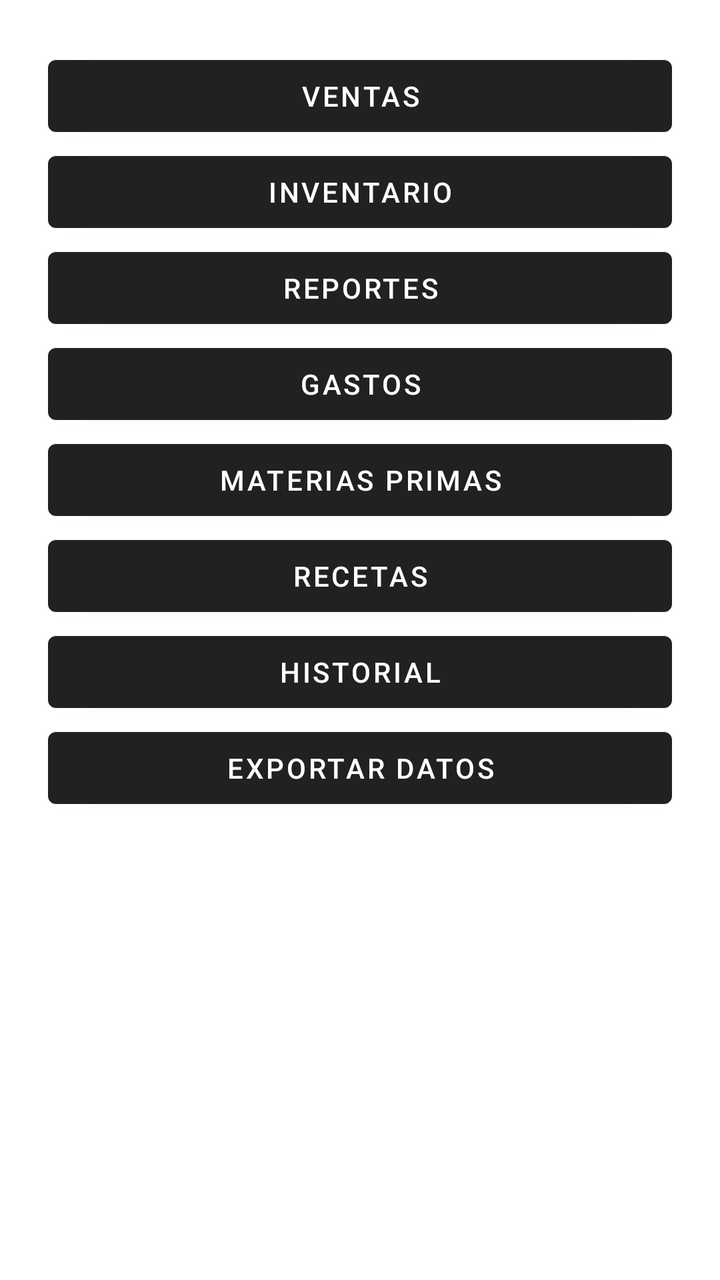
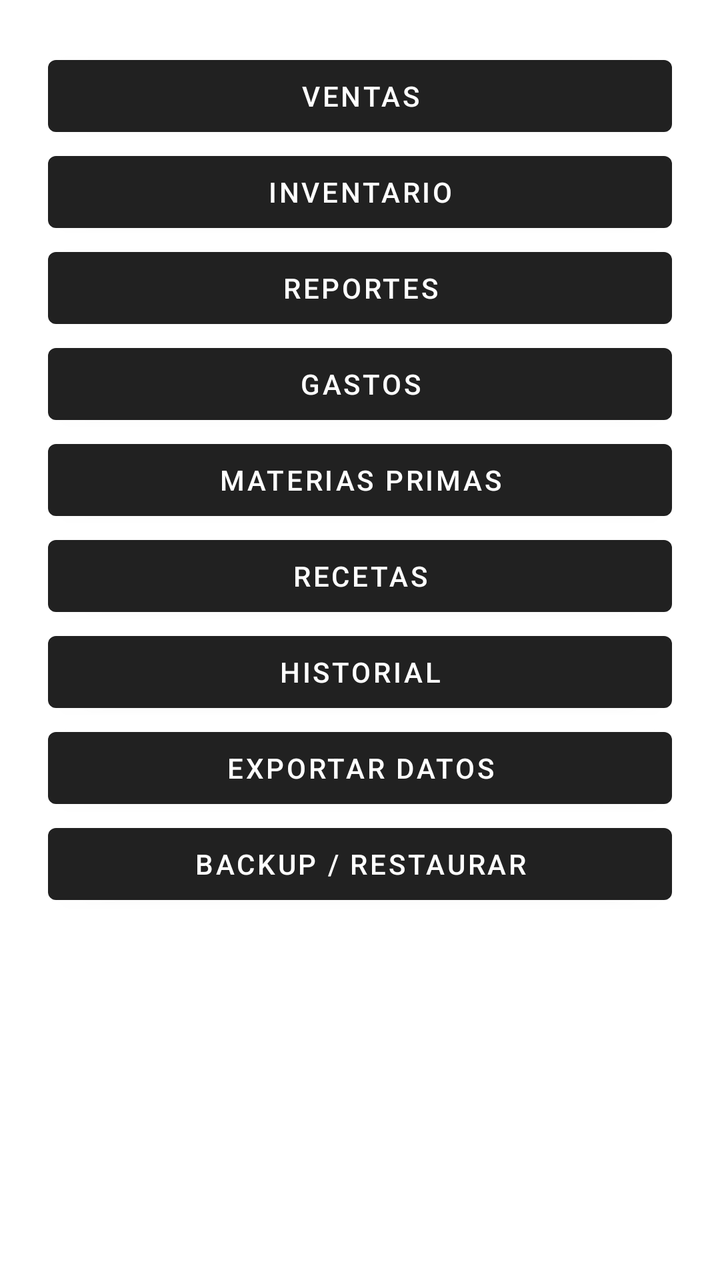

Two renders of the same Android screen: before a commit and after it. Below are the layout's source before the change and the commit's diff.
<!-- AndroidManifest.xml: application theme Theme.MaterialComponents.DayNight.DarkActionBar -->
<!-- res/layout/activity_main.xml -->
<?xml version="1.0" encoding="utf-8"?>
<LinearLayout
    xmlns:android="http://schemas.android.com/apk/res/android"
    android:orientation="vertical"
    android:padding="24dp"
    android:layout_width="match_parent"
    android:layout_height="match_parent">

    <Button
        android:id="@+id/btnVentas"
        android:layout_width="match_parent"
        android:layout_height="wrap_content"
        android:text="Ventas"/>

    <Button
        android:id="@+id/btnInventario"
        android:layout_width="match_parent"
        android:layout_height="wrap_content"
        android:text="Inventario"/>

    <Button
        android:id="@+id/btnReportes"
        android:layout_width="match_parent"
        android:layout_height="wrap_content"
        android:text="Reportes"/>

    <Button
        android:id="@+id/btnGastos"
        android:text="Gastos"
        android:layout_width="match_parent"
        android:layout_height="wrap_content"/>

    <Button
        android:id="@+id/btnMaterias"
        android:text="Materias Primas"
        android:layout_width="match_parent"
        android:layout_height="wrap_content"/>

    <Button
        android:id="@+id/btnRecetas"
        android:text="Recetas"
        android:layout_width="match_parent"
        android:layout_height="wrap_content"/>

    <Button
        android:id="@+id/btnHistorial"
        android:text="Historial"
        android:layout_width="match_parent"
        android:layout_height="wrap_content"/>

    <Button
        android:id="@+id/btnExportar"
        android:text="Exportar Datos"
        android:layout_width="match_parent"
        android:layout_height="wrap_content"/>
    
    <TextView
        android:id="@+id/txtResultado"
        android:layout_width="match_parent"
        android:layout_height="wrap_content"
        android:textSize="18sp"
        android:paddingTop="20dp"/>

</LinearLayout>
<!-- resources referenced by this layout -->
<resources>

</resources>

<!-- the commit's change to res/layout/activity_main.xml (unified diff, before → after) -->
@@ -53,6 +53,12 @@
         android:text="Exportar Datos"
         android:layout_width="match_parent"
         android:layout_height="wrap_content"/>
+
+    <Button
+        android:id="@+id/btnBackup"
+        android:text="Backup / Restaurar"
+        android:layout_width="match_parent"
+        android:layout_height="wrap_content"/>
     
     <TextView
         android:id="@+id/txtResultado"
